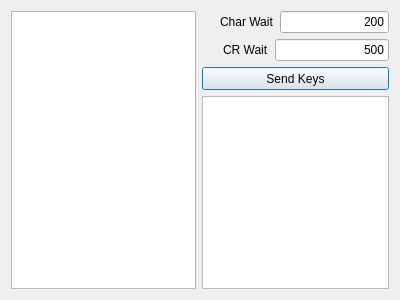
Old version of the form ui/dialogvkeyboard.ui in the repository TheProjecter/pockemul.
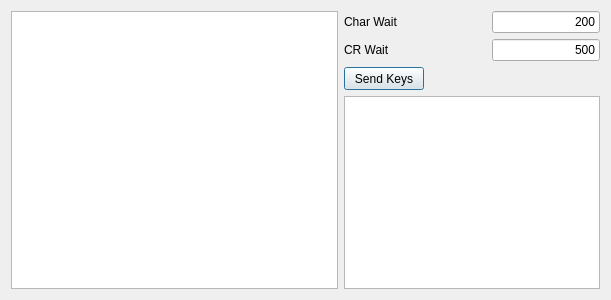
New version of the form.

What changed in the file:
```diff
--- a/ui/dialogvkeyboard.ui
+++ b/ui/dialogvkeyboard.ui
@@ -6,7 +6,7 @@
    <rect>
     <x>0</x>
     <y>0</y>
-    <width>400</width>
+    <width>611</width>
     <height>300</height>
    </rect>
   </property>
@@ -16,6 +16,12 @@
   <layout class="QHBoxLayout" name="horizontalLayout">
    <item>
     <widget class="QTextEdit" name="textEdit">
+     <property name="maximumSize">
+      <size>
+       <width>1024</width>
+       <height>16777215</height>
+      </size>
+     </property>
      <property name="lineWrapMode">
       <enum>QTextEdit::NoWrap</enum>
      </property>
@@ -28,21 +34,17 @@
      </property>
      <item>
       <layout class="QHBoxLayout" name="horizontalLayout_2">
-       <item>
-        <spacer name="horizontalSpacer_2">
-         <property name="orientation">
-          <enum>Qt::Horizontal</enum>
-         </property>
-         <property name="sizeHint" stdset="0">
-          <size>
-           <width>40</width>
-           <height>20</height>
-          </size>
-         </property>
-        </spacer>
-       </item>
+       <property name="sizeConstraint">
+        <enum>QLayout::SetMinimumSize</enum>
+       </property>
        <item>
         <widget class="QLabel" name="label">
+         <property name="sizePolicy">
+          <sizepolicy hsizetype="Minimum" vsizetype="Fixed">
+           <horstretch>0</horstretch>
+           <verstretch>0</verstretch>
+          </sizepolicy>
+         </property>
          <property name="text">
           <string>Char Wait</string>
          </property>
@@ -51,14 +53,14 @@
        <item>
         <widget class="QLineEdit" name="charWaitLE">
          <property name="sizePolicy">
-          <sizepolicy hsizetype="Minimum" vsizetype="Fixed">
+          <sizepolicy hsizetype="Fixed" vsizetype="Fixed">
            <horstretch>0</horstretch>
            <verstretch>0</verstretch>
           </sizepolicy>
          </property>
          <property name="minimumSize">
           <size>
-           <width>109</width>
+           <width>50</width>
            <height>0</height>
           </size>
          </property>
@@ -77,21 +79,17 @@
      </item>
      <item>
       <layout class="QHBoxLayout" name="horizontalLayout_3">
-       <item>
-        <spacer name="horizontalSpacer">
-         <property name="orientation">
-          <enum>Qt::Horizontal</enum>
-         </property>
-         <property name="sizeHint" stdset="0">
-          <size>
-           <width>40</width>
-           <height>20</height>
-          </size>
-         </property>
-        </spacer>
-       </item>
+       <property name="sizeConstraint">
+        <enum>QLayout::SetMinimumSize</enum>
+       </property>
        <item>
         <widget class="QLabel" name="label_2">
+         <property name="sizePolicy">
+          <sizepolicy hsizetype="Minimum" vsizetype="Minimum">
+           <horstretch>0</horstretch>
+           <verstretch>0</verstretch>
+          </sizepolicy>
+         </property>
          <property name="text">
           <string>CR Wait</string>
          </property>
@@ -107,7 +105,7 @@
          </property>
          <property name="minimumSize">
           <size>
-           <width>114</width>
+           <width>50</width>
            <height>0</height>
           </size>
          </property>
@@ -123,9 +121,15 @@
      </item>
      <item>
       <widget class="QPushButton" name="SendPB">
+       <property name="sizePolicy">
+        <sizepolicy hsizetype="Fixed" vsizetype="Fixed">
+         <horstretch>0</horstretch>
+         <verstretch>0</verstretch>
+        </sizepolicy>
+       </property>
        <property name="minimumSize">
         <size>
-         <width>187</width>
+         <width>50</width>
          <height>23</height>
         </size>
        </property>
@@ -144,7 +148,7 @@
        </property>
        <property name="minimumSize">
         <size>
-         <width>187</width>
+         <width>50</width>
          <height>0</height>
         </size>
        </property>
```
Left out of the diff: 3 changed lines with no effect on the pictures.
